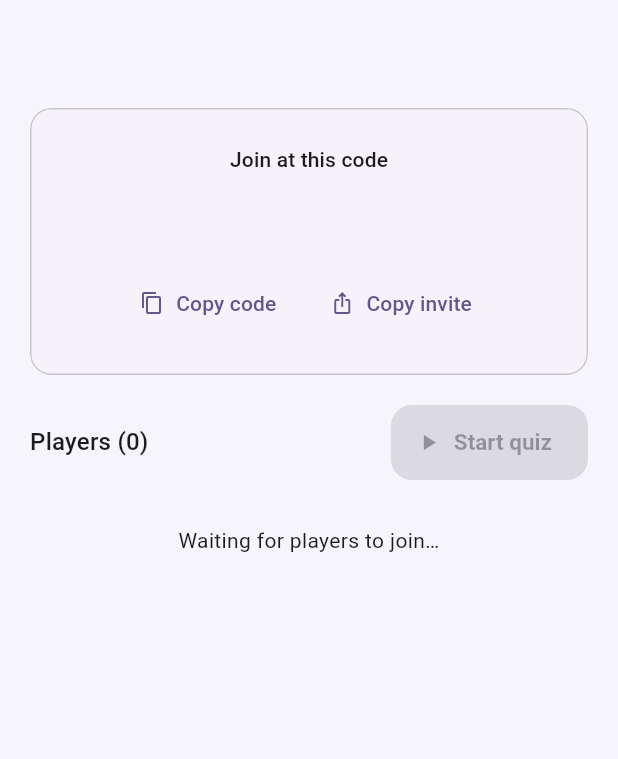
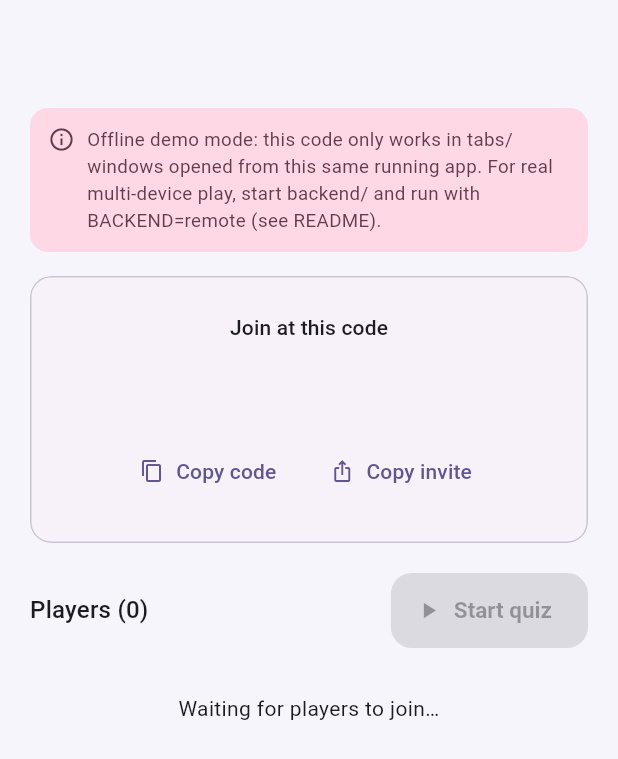
Before and after one commit to 5oh4m/synapse_app, a Flutter app: the _Lobby widget shown alone on an empty page, opened directly with empty values, on a phone screen of 412 x 824 dp. Shown: the top 759 px of the screen. Run offline on Flutter 3.47's test engine with Material 3 defaults, Android fonts, the phone set to English and light mode, and no system bars; our stand-ins replace dio, file_picker, fl_chart, flutter_riverpod, go_router; accounts and stored records are empty.

Commit message:
Explain memory-mode join codes; add backend request logging
- Host lobby now shows a notice when running on the default in-memory
  backend: a join code only resolves in tabs/windows started from the same
  app instance, since state lives in that process's memory, not a server.
  Surfaced by a real repro (host + join in separate browser tabs showed
  "No live session with code ...").
- backend/server.mjs logs method+path per request (LOG=0 to silence) to make
  this kind of issue easier to diagnose from the server side.
- analysis_options.yaml: exclude platform folders from analysis (added by
  tooling on this run; keeping it, it's a sensible default).

Co-Authored-By: Claude Sonnet 5 <noreply@anthropic.com>

```diff
--- a/lib/features/live_session/host_session_screen.dart
+++ b/lib/features/live_session/host_session_screen.dart
@@ -3,6 +3,7 @@ import 'package:flutter/services.dart';
 import 'package:flutter_riverpod/flutter_riverpod.dart';
 import 'package:go_router/go_router.dart';
 
+import '../../core/env.dart';
 import '../../core/responsive.dart';
 import '../../models/enums.dart';
 import '../../models/question.dart';
@@ -80,6 +81,8 @@ class _Lobby extends ConsumerWidget {
             textAlign: TextAlign.center,
             style: t.textTheme.titleLarge,
           ),
+          const SizedBox(height: 16),
+          if (!Env.isRemote) const _MemoryModeNotice(),
           const SizedBox(height: 16),
           Card(
             child: Padding(
@@ -173,6 +176,40 @@ class _Lobby extends ConsumerWidget {
                   ),
               ],
             ),
+        ],
+      ),
+    );
+  }
+}
+
+/// The default `BACKEND=memory` mode keeps every quiz in this browser tab's /
+/// app instance's own memory. A join code shown here only resolves in another
+/// tab, window or device once the app is switched to the Node backend.
+class _MemoryModeNotice extends StatelessWidget {
+  const _MemoryModeNotice();
+
+  @override
+  Widget build(BuildContext context) {
+    final scheme = Theme.of(context).colorScheme;
+    return Container(
+      padding: const EdgeInsets.all(12),
+      decoration: BoxDecoration(
+        color: scheme.tertiaryContainer,
+        borderRadius: BorderRadius.circular(12),
+      ),
+      child: Row(
+        crossAxisAlignment: CrossAxisAlignment.start,
+        children: [
+          Icon(Icons.info_outline, size: 18, color: scheme.onTertiaryContainer),
+          const SizedBox(width: 8),
+          Expanded(
+            child: Text(
+              'Offline demo mode: this code only works in tabs/windows opened '
+              'from this same running app. For real multi-device play, start '
+              'backend/ and run with BACKEND=remote (see README).',
+              style: TextStyle(color: scheme.onTertiaryContainer, fontSize: 12.5),
+            ),
+          ),
         ],
       ),
     );
```
Also changed, not shown: analysis_options.yaml (+9 -0 lines), 1 other file.
